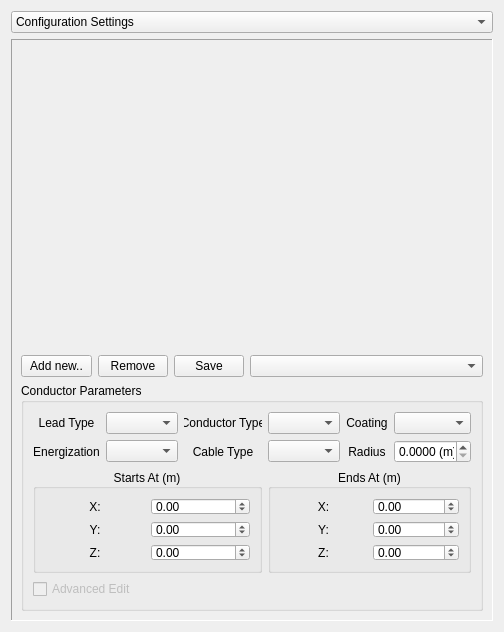
Before: the Qt Designer form ui/configuration_widget.ui in Eltee/cdegs-aid, drawn with Qt 5.
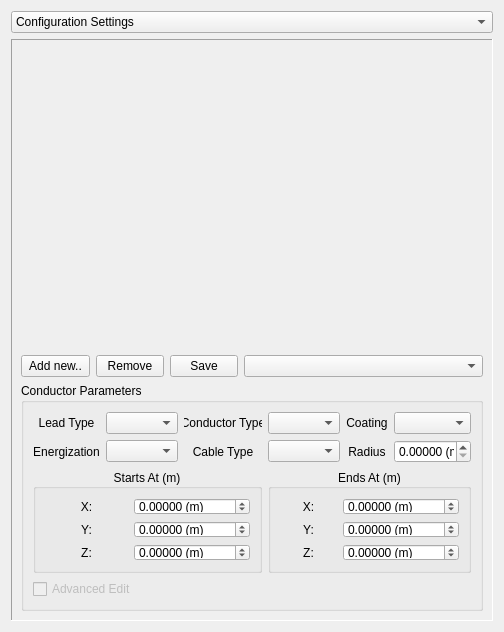
After: the same form once the commit is applied. The open tabs and pages were chosen to show the change. Custom widgets are drawn as their Qt base class.

```diff
--- a/ui/configuration_widget.ui
+++ b/ui/configuration_widget.ui
@@ -297,7 +297,7 @@
              <string> (m)</string>
             </property>
             <property name="decimals">
-             <number>4</number>
+             <number>5</number>
             </property>
             <property name="maximum">
              <double>360.000000000000000</double>
@@ -401,6 +401,12 @@
              </item>
              <item row="1" column="2">
               <widget class="QDoubleSpinBox" name="doubleSpinBox_cond_endY">
+               <property name="suffix">
+                <string> (m)</string>
+               </property>
+               <property name="decimals">
+                <number>5</number>
+               </property>
                <property name="minimum">
                 <double>-9999.000000000000000</double>
                </property>
@@ -411,6 +417,12 @@
              </item>
              <item row="2" column="2">
               <widget class="QDoubleSpinBox" name="doubleSpinBox_cond_endZ">
+               <property name="suffix">
+                <string> (m)</string>
+               </property>
+               <property name="decimals">
+                <number>5</number>
+               </property>
                <property name="minimum">
                 <double>-9999.000000000000000</double>
                </property>
@@ -421,6 +433,12 @@
              </item>
              <item row="0" column="2">
               <widget class="QDoubleSpinBox" name="doubleSpinBox_cond_endX">
+               <property name="suffix">
+                <string> (m)</string>
+               </property>
+               <property name="decimals">
+                <number>5</number>
+               </property>
                <property name="minimum">
                 <double>-9999.000000000000000</double>
                </property>
@@ -479,6 +497,12 @@
              </item>
              <item row="0" column="1">
               <widget class="QDoubleSpinBox" name="doubleSpinBox_cond_startX">
+               <property name="suffix">
+                <string> (m)</string>
+               </property>
+               <property name="decimals">
+                <number>5</number>
+               </property>
                <property name="minimum">
                 <double>-9999.000000000000000</double>
                </property>
@@ -499,6 +523,12 @@
              </item>
              <item row="1" column="1">
               <widget class="QDoubleSpinBox" name="doubleSpinBox_cond_startY">
+               <property name="suffix">
+                <string> (m)</string>
+               </property>
+               <property name="decimals">
+                <number>5</number>
+               </property>
                <property name="minimum">
                 <double>-9999.000000000000000</double>
                </property>
@@ -519,6 +549,12 @@
              </item>
              <item row="2" column="1">
               <widget class="QDoubleSpinBox" name="doubleSpinBox_cond_startZ">
+               <property name="suffix">
+                <string> (m)</string>
+               </property>
+               <property name="decimals">
+                <number>5</number>
+               </property>
                <property name="minimum">
                 <double>-9999.000000000000000</double>
                </property>
```
Left out of the diff: 36 changed lines with no effect on the pictures.
